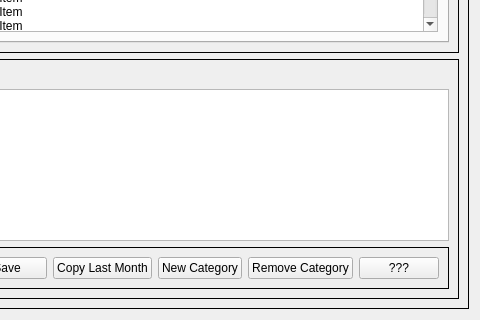
This is rsrc/UI/BudgetScreenWidget.ui in Winkelmann17/BudgetTool-Python as Qt 5 draws it before an edit; both pictures show x 507 to 987 and y 188 to 508 of the 987 by 508 pixel window. The edited form follows.
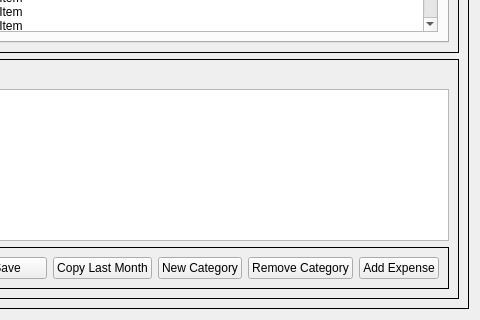
This is the edited form.

Diff of the .ui file:
```diff
--- a/rsrc/UI/BudgetScreenWidget.ui
+++ b/rsrc/UI/BudgetScreenWidget.ui
@@ -575,7 +575,7 @@
             <item>
              <widget class="QPushButton" name="pushButton_5">
               <property name="text">
-               <string>???</string>
+               <string>Add Expense</string>
               </property>
              </widget>
             </item>
```
Left out of the diff: 38 changed lines with no effect on the pictures.
